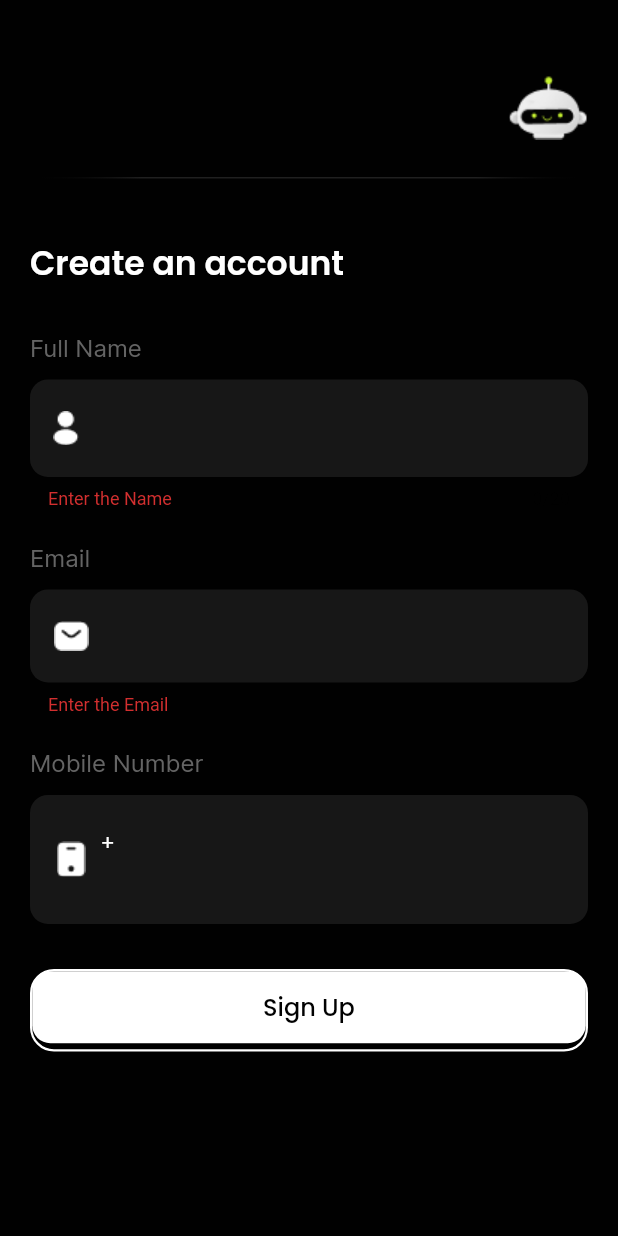
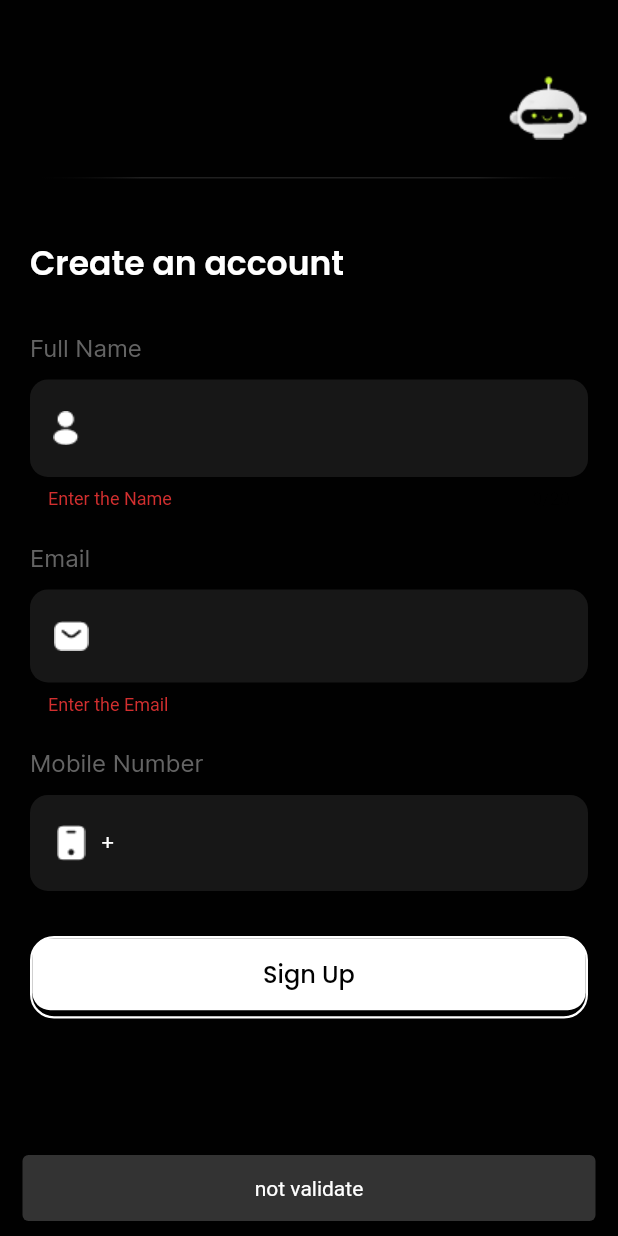
Before and after one commit to TecOrb-Developers/ai-_chatbot-app, a Flutter app: the SignupScreen screen opened directly with empty values, after a tap on "Sign Up", on a phone screen of 412 x 824 dp. Run offline on Flutter 3.47's test engine with Material 2 defaults, Android fonts, the phone set to English and light mode, and no system bars; our stand-ins replace country_picker, dio, firebase_auth, firebase_core, flutter_slidable, flutter_spinkit and 7 more; missing offline and left inert: flutter_stripe; accounts and stored records are empty; generated files the repository leaves out were written again; statements that could not run were skipped.

Commit message:
some change

```diff
--- a/lib/main.dart
+++ b/lib/main.dart
@@ -23,9 +23,6 @@ void main() async {
 
   final prefs = await SharedPreferences.getInstance();
   authorizationValue = prefs.getString(userTokenKey) ?? "";
-  // "eyJhbGciOiJIUzI1NiIsInR5cCI6IkpXVCJ9.eyJpZCI6IjY0OTJhMmE4YTIzMWM2MWMwNTM3ZjVmOSIsInJvbGUiOiJVc2VyIiwiaWF0IjoxNjkyMjc4ODA1LCJleHAiOjE2OTQ4NzA4MDV9.UiqfE7xr9b6HqXVDlTBLHp03N0MepJkMmQ9bwq-bpnY";
-  subcription_type = prefs.getString(subcriptionTypeKey) ?? '';
-
   print(authorizationValue);
   print(selectedLang);
   print("subscription type---$subcription_type");
--- a/lib/screens/chat_history_screen/chat_history.dart
+++ b/lib/screens/chat_history_screen/chat_history.dart
@@ -17,8 +17,6 @@ import '../../widgets/custom_app_bar.dart';
 import '../../widgets/grad_horizontal_divider.dart';
 import 'package:flutter_gen/gen_l10n/app_localizations.dart';
 
-String title = '';
-
 class ChatHistoryScreen extends StatefulWidget {
   const ChatHistoryScreen({Key? key}) : super(key: key);
 
@@ -29,6 +27,7 @@ class ChatHistoryScreen extends StatefulWidget {
 class _ChatHistoryScreenState extends State<ChatHistoryScreen> {
   List<ChatHistoryItem> chatHistory = [];
   bool isHistory = false;
+  String title = '';
 
   String formatDate(String dateString, String time) {
     final date = DateTime.parse(dateString);
@@ -198,6 +197,7 @@ class _ChatHistoryScreenState extends State<ChatHistoryScreen> {
                                 Navigator.push(context, MaterialPageRoute(
                                   builder: (context) {
                                     return ChatScreen(
+                                      title: chatHistory[index].text,
                                       session_id:
                                           chatHistory[index].sessionItemId,
                                     );
--- a/lib/screens/chat_screen/screen/chat_screen.dart
+++ b/lib/screens/chat_screen/screen/chat_screen.dart
@@ -20,7 +20,6 @@ import '../../../models/chat_model.dart';
 import '../../../widgets/custom_app_bar.dart';
 import '../../../widgets/gradient_text.dart';
 import '../../../widgets/loading_indicator.dart';
-import '../../chat_history_screen/chat_history.dart';
 import '../widget/chat_widget.dart';
 import '../widget/docbox_widget.dart';
 import '../widget/send_message_widget.dart';
--- a/lib/screens/signup_screen/signup_screen.dart
+++ b/lib/screens/signup_screen/signup_screen.dart
@@ -106,9 +106,11 @@ class _SignupScreenState extends State<SignupScreen> {
                     validator: (value) {
                       if (value == '') {
                         return AppLocalizations.of(context)!.enterTheName;
-                      } else if (!nameRegExp.hasMatch(value!)) {
+                      }
+                      if (!nameRegExp.hasMatch(value!)) {
                         return 'Only alphabets are allowed';
-                      } else if (value.length < 3) {
+                      }
+                      if (value.length < 3) {
                         return 'Enter at least 3 character';
                       }
 
@@ -143,7 +145,8 @@ class _SignupScreenState extends State<SignupScreen> {
                     validator: (value) {
                       if (value == '') {
                         return AppLocalizations.of(context)!.enterTheEmail;
-                      } else if (!emailRegExp.hasMatch(value!)) {
+                      }
+                      if (!emailRegExp.hasMatch(value!)) {
                         return 'Enter correct email';
                       }
 
@@ -201,15 +204,15 @@ class _SignupScreenState extends State<SignupScreen> {
                             onChanged: (value) {
                               phoneNo = value;
                             },
-                            validator: (value) {
-                              if (value == '') {
-                                return 'enter the number';
-                              } else if (!nameRegExp.hasMatch(value!)) {
-                                return 'enter the valid number';
-                              }
+                            // validator: (value) {
+                            //   if (value == '') {
+                            //     return 'enter the number';
+                            //   } else if (!nameRegExp.hasMatch(value!)) {
+                            //     return 'enter the valid number';
+                            //   }
 
-                              return null;
-                            },
+                            //   return null;
+                            // },
                           ),
                         ),
                       ],
@@ -221,6 +224,11 @@ class _SignupScreenState extends State<SignupScreen> {
                     onTap: () {
                       if (_formKey.currentState!.validate()) {
                         signup();
+                      } else {
+                        showSnackbar(
+                          context: context,
+                          title: 'not validate',
+                        );
                       }
                     },
                   ),
@@ -243,27 +251,27 @@ class _SignupScreenState extends State<SignupScreen> {
   }
 
   void signup() async {
-    if (name.isEmpty) {
-      showSnackbar(
-        context: context,
-        title: AppLocalizations.of(context)!.fillName,
-      );
-      return;
-    }
-    if (email.isEmpty) {
-      showSnackbar(
-        context: context,
-        title: AppLocalizations.of(context)!.fillEmail,
-      );
-      return;
-    }
-    if (!isValidEmail(email)) {
-      showSnackbar(
-        context: context,
-        title: AppLocalizations.of(context)!.invalidEmail,
-      );
-      return;
-    }
+    // if (name.isEmpty) {
+    //   showSnackbar(
+    //     context: context,
+    //     title: AppLocalizations.of(context)!.fillName,
+    //   );
+    //   return;
+    // }
+    // if (email.isEmpty) {
+    //   showSnackbar(
+    //     context: context,
+    //     title: AppLocalizations.of(context)!.fillEmail,
+    //   );
+    //   return;
+    // }
+    // if (!isValidEmail(email)) {
+    //   showSnackbar(
+    //     context: context,
+    //     title: AppLocalizations.of(context)!.invalidEmail,
+    //   );
+    //   return;
+    // }
 
     try {
       setState(() {
```
Also changed, not shown: lib/screens/current_subscription_screen/current_subscription_scrren.dart (+5 -5 lines), lib/screens/subscription_screen/screen/subscription_screen.dart (+3 -4 lines).
